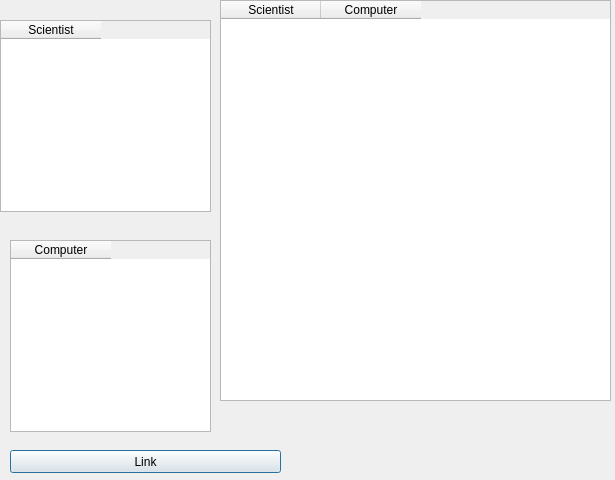
The window that EndurvinnslustöðATeam/Skil3/Ui/linktogether.ui (trunti/verklegtn-m) describes before a commit, drawn with Qt 5.
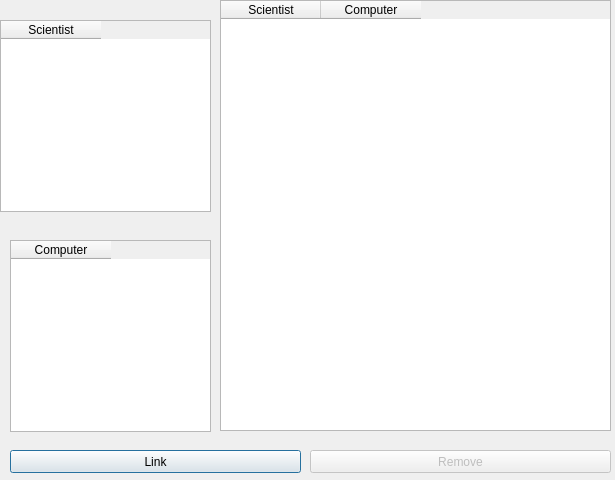
The same window after the commit.

Patch:
```diff
--- a/EndurvinnslustöðATeam/Skil3/Ui/linktogether.ui
+++ b/EndurvinnslustöðATeam/Skil3/Ui/linktogether.ui
@@ -19,7 +19,7 @@
      <x>220</x>
      <y>0</y>
      <width>391</width>
-     <height>401</height>
+     <height>431</height>
     </rect>
    </property>
    <column>
@@ -38,7 +38,7 @@
     <rect>
      <x>10</x>
      <y>450</y>
-     <width>271</width>
+     <width>291</width>
      <height>23</height>
     </rect>
    </property>
@@ -76,6 +76,22 @@
     </property>
    </column>
   </widget>
+  <widget class="QPushButton" name="button_remove_link">
+   <property name="enabled">
+    <bool>false</bool>
+   </property>
+   <property name="geometry">
+    <rect>
+     <x>310</x>
+     <y>450</y>
+     <width>301</width>
+     <height>23</height>
+    </rect>
+   </property>
+   <property name="text">
+    <string>Remove</string>
+   </property>
+  </widget>
  </widget>
  <resources/>
  <connections/>
```
